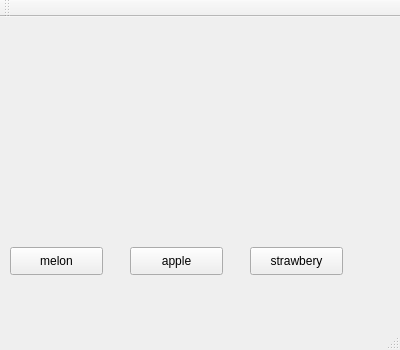
First picture: the form in mainwindow.ui, repository Kuan991003/Qtsample, before the edit.
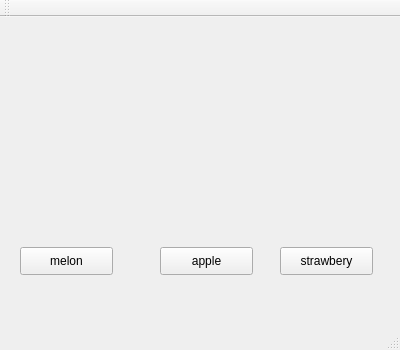
Second picture: the form after the edit.

Commit message: UIボタンのデバッグ

The edit to the form file:
```diff
--- a/mainwindow.ui
+++ b/mainwindow.ui
@@ -17,7 +17,7 @@
    <widget class="QPushButton" name="PushButton_strawbery">
     <property name="geometry">
      <rect>
-      <x>250</x>
+      <x>280</x>
       <y>230</y>
       <width>93</width>
       <height>28</height>
@@ -30,7 +30,7 @@
    <widget class="QPushButton" name="pushButton_apple">
     <property name="geometry">
      <rect>
-      <x>130</x>
+      <x>160</x>
       <y>230</y>
       <width>93</width>
       <height>28</height>
@@ -43,7 +43,7 @@
    <widget class="QPushButton" name="pushButton_melon">
     <property name="geometry">
      <rect>
-      <x>10</x>
+      <x>20</x>
       <y>230</y>
       <width>93</width>
       <height>28</height>
```
The commit also changes 2 other files.
